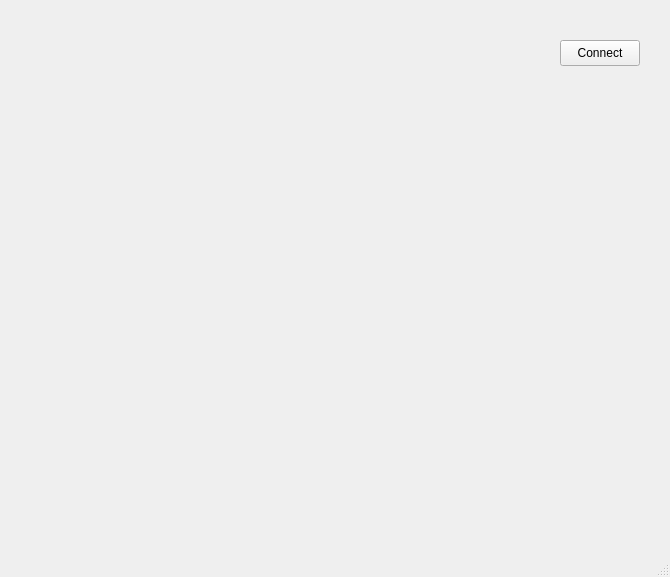
The window that Client/client.ui (max-my/chatroom) describes before a commit, drawn with Qt 5.
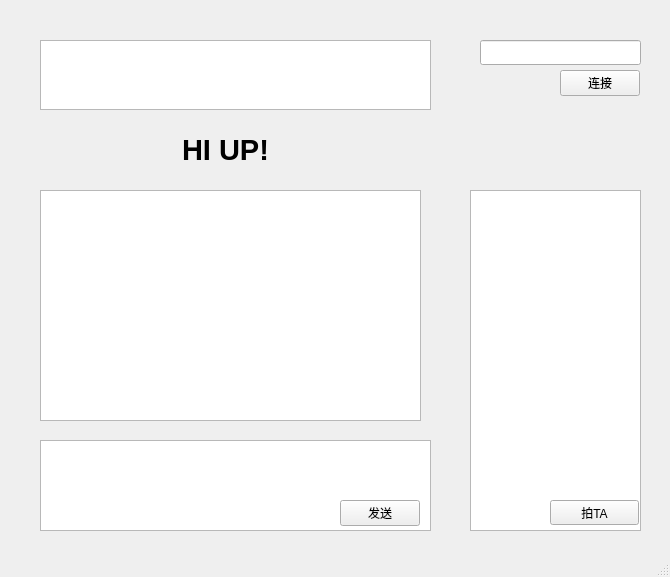
The same window after the commit. The open tabs and pages were chosen to show the change.

Diff of the .ui file:
```diff
--- a/Client/client.ui
+++ b/Client/client.ui
@@ -18,7 +18,7 @@
     <property name="geometry">
      <rect>
       <x>0</x>
-      <y>100</y>
+      <y>110</y>
       <width>671</width>
       <height>451</height>
      </rect>
@@ -26,12 +26,57 @@
     <property name="currentIndex">
      <number>1</number>
     </property>
-    <widget class="QWidget" name="stackedWidgetPage1" native="true"/>
-    <widget class="QWidget" name="stackedWidgetPage2" native="true">
+    <widget class="QWidget" name="stackedWidgetPage1">
+     <widget class="QPushButton" name="pbPaita">
+      <property name="geometry">
+       <rect>
+        <x>550</x>
+        <y>390</y>
+        <width>89</width>
+        <height>25</height>
+       </rect>
+      </property>
+      <property name="text">
+       <string>拍TA</string>
+      </property>
+     </widget>
+     <widget class="QTableWidget" name="tableWidget">
+      <property name="geometry">
+       <rect>
+        <x>470</x>
+        <y>80</y>
+        <width>171</width>
+        <height>341</height>
+       </rect>
+      </property>
+     </widget>
+     <widget class="QTextEdit" name="textEdit_input">
+      <property name="geometry">
+       <rect>
+        <x>40</x>
+        <y>330</y>
+        <width>391</width>
+        <height>91</height>
+       </rect>
+      </property>
+     </widget>
+     <widget class="QPushButton" name="pbSend">
+      <property name="geometry">
+       <rect>
+        <x>340</x>
+        <y>390</y>
+        <width>80</width>
+        <height>26</height>
+       </rect>
+      </property>
+      <property name="text">
+       <string>发送</string>
+      </property>
+     </widget>
      <widget class="QTextEdit" name="textEdit_log">
       <property name="geometry">
        <rect>
-        <x>20</x>
+        <x>40</x>
         <y>80</y>
         <width>381</width>
         <height>231</height>
@@ -41,8 +86,8 @@
      <widget class="QLabel" name="label">
       <property name="geometry">
        <rect>
-        <x>130</x>
-        <y>30</y>
+        <x>150</x>
+        <y>20</y>
         <width>151</width>
         <height>41</height>
        </rect>
@@ -54,44 +99,19 @@
        <enum>Qt::RichText</enum>
       </property>
      </widget>
-     <widget class="QTextEdit" name="textEdit_input">
+     <zorder>tableWidget</zorder>
+     <zorder>pbPaita</zorder>
+     <zorder>textEdit_input</zorder>
+     <zorder>pbSend</zorder>
+     <zorder>textEdit_log</zorder>
+     <zorder>label</zorder>
+    </widget>
+    <widget class="QWidget" name="stackedWidgetPage2">
+     <widget class="QPushButton" name="pbReturn">
       <property name="geometry">
        <rect>
-        <x>20</x>
-        <y>330</y>
-        <width>381</width>
-        <height>91</height>
-       </rect>
-      </property>
-     </widget>
-     <widget class="QPushButton" name="pbSend">
-      <property name="geometry">
-       <rect>
-        <x>320</x>
-        <y>390</y>
-        <width>80</width>
-        <height>26</height>
-       </rect>
-      </property>
-      <property name="text">
-       <string>SEND</string>
-      </property>
-     </widget>
-     <widget class="QTableWidget" name="tableWidget">
-      <property name="geometry">
-       <rect>
-        <x>479</x>
-        <y>80</y>
-        <width>171</width>
-        <height>341</height>
-       </rect>
-      </property>
-     </widget>
-     <widget class="QPushButton" name="pushButton">
-      <property name="geometry">
-       <rect>
-        <x>550</x>
-        <y>390</y>
+        <x>530</x>
+        <y>380</y>
         <width>89</width>
         <height>25</height>
        </rect>
@@ -106,13 +126,33 @@
     <property name="geometry">
      <rect>
       <x>560</x>
-      <y>40</y>
+      <y>70</y>
       <width>80</width>
       <height>26</height>
      </rect>
     </property>
     <property name="text">
-     <string>Connect</string>
+     <string>连接</string>
+    </property>
+   </widget>
+   <widget class="QTextEdit" name="textEdit_notice">
+    <property name="geometry">
+     <rect>
+      <x>40</x>
+      <y>40</y>
+      <width>391</width>
+      <height>70</height>
+     </rect>
+    </property>
+   </widget>
+   <widget class="QLineEdit" name="lineEdit_name">
+    <property name="geometry">
+     <rect>
+      <x>480</x>
+      <y>40</y>
+      <width>161</width>
+      <height>25</height>
+     </rect>
     </property>
    </widget>
   </widget>
```
Left out of the diff: 4 changed lines with no effect on the pictures.
